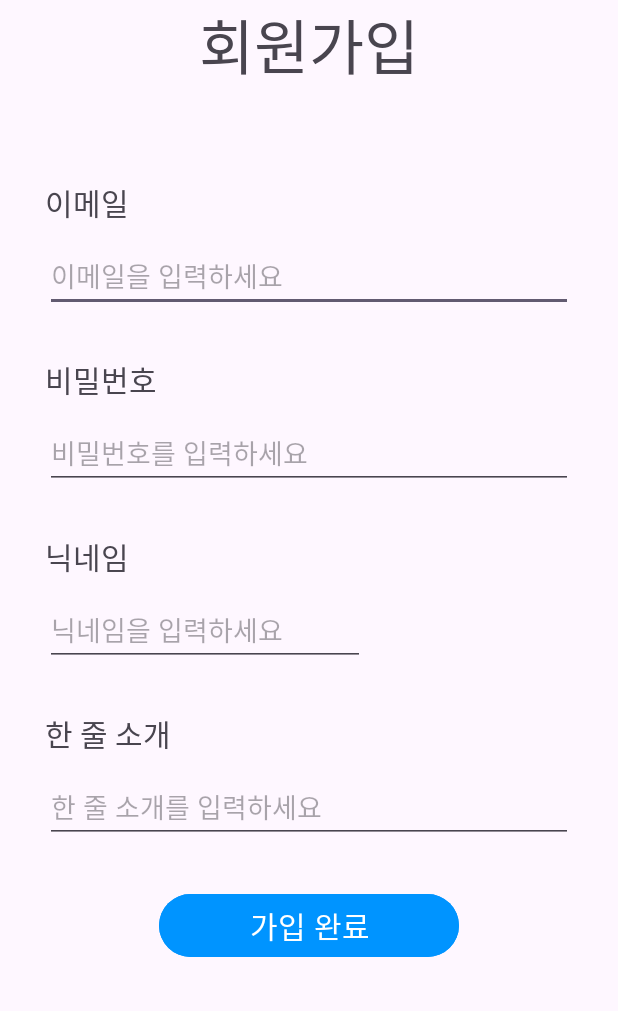
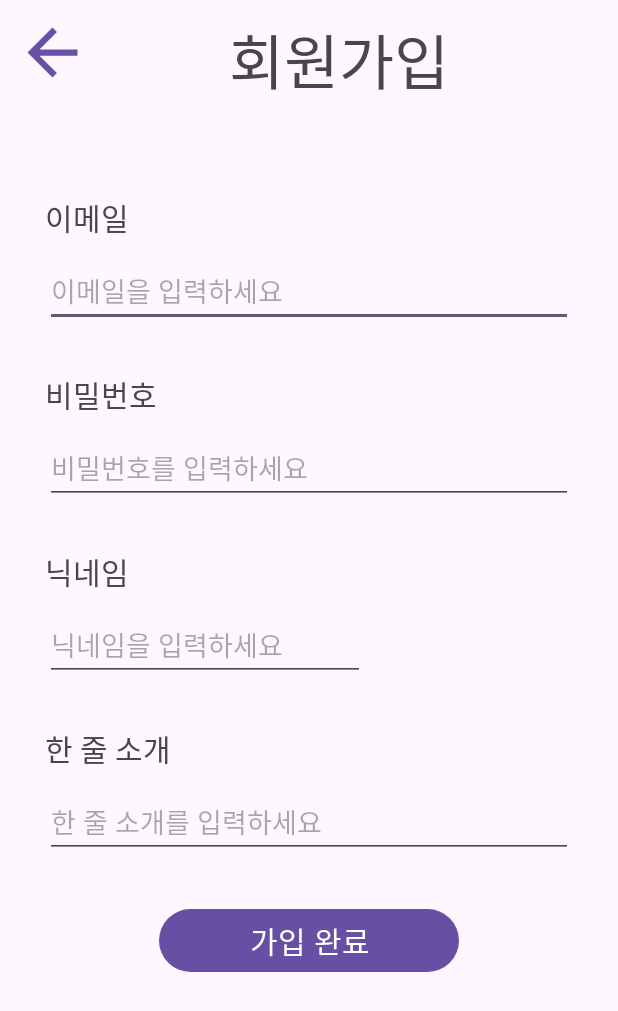
Before and after one commit to Cheonilyeong/Android-Programming-Final-Project, an Android app: the screen it shows after launch (RegisterActivity), after a tap on "회원가입", on a phone screen of 412 x 824 dp. Shown: the top 1011 px of the screen. Run offline under Robolectric (Android 15) with nearby library versions, the light colour scheme and no system bars; our stand-ins replace Firebase (no records; nobody signed in at launch, a user with empty details on screens opened directly).

Commit message:
Fix UI
- 프로필 수정 activity 버튼 style 이상

```diff
--- a/app/src/main/AndroidManifest.xml
+++ b/app/src/main/AndroidManifest.xml
@@ -33,7 +33,7 @@
 
         <!-- chattingRoomActivity -->
         <activity
-            android:name=".RoomActivity"
+            android:name=".ui.chatting.RoomActivity"
             android:exported="false" >
 
         </activity>
@@ -51,7 +51,7 @@
 
         <!-- postingActivity -->
         <activity
-            android:name=".PostingActivity"
+            android:name=".ui.home.PostingActivity"
             android:exported="false" >
         </activity>
 
--- a/app/src/main/java/hansung/ac/kr/androidprogrammingproject/ModificationActivity.java
+++ b/app/src/main/java/hansung/ac/kr/androidprogrammingproject/ModificationActivity.java
@@ -247,5 +247,4 @@ public class ModificationActivity extends Activity {
                 .load(imageUrl)
                 .into(iv_profile);
     }
-
 }
--- a/app/src/main/java/hansung/ac/kr/androidprogrammingproject/ui/chatting/ChattingFragment.java
+++ b/app/src/main/java/hansung/ac/kr/androidprogrammingproject/ui/chatting/ChattingFragment.java
@@ -21,7 +21,6 @@ import com.google.firebase.database.FirebaseDatabase;
 
 import java.util.ArrayList;
 
-import hansung.ac.kr.androidprogrammingproject.RoomActivity;
 import hansung.ac.kr.androidprogrammingproject.LoginActivity;
 import hansung.ac.kr.androidprogrammingproject.R;
 import hansung.ac.kr.androidprogrammingproject.databinding.FragmentChattingBinding;
--- a/app/src/main/java/hansung/ac/kr/androidprogrammingproject/Message.java
+++ b/app/src/main/java/hansung/ac/kr/androidprogrammingproject/ui/chatting/Message.java
@@ -1,4 +1,4 @@
-package hansung.ac.kr.androidprogrammingproject;
+package hansung.ac.kr.androidprogrammingproject.ui.chatting;
 
 public class Message {
     private String message;
--- a/app/src/main/java/hansung/ac/kr/androidprogrammingproject/MessageAdapter.java
+++ b/app/src/main/java/hansung/ac/kr/androidprogrammingproject/ui/chatting/MessageAdapter.java
@@ -1,4 +1,4 @@
-package hansung.ac.kr.androidprogrammingproject;
+package hansung.ac.kr.androidprogrammingproject.ui.chatting;
 
 import android.view.LayoutInflater;
 import android.view.View;
@@ -8,6 +8,9 @@ import android.widget.TextView;
 import androidx.recyclerview.widget.RecyclerView;
 
 import java.util.ArrayList;
+
+import hansung.ac.kr.androidprogrammingproject.LoginActivity;
+import hansung.ac.kr.androidprogrammingproject.R;
 
 public class MessageAdapter extends RecyclerView.Adapter<MessageAdapter.ViewHolder> {
     ArrayList<Message> dataList;    // message
--- a/app/src/main/res/drawable/baseline_add_24.xml
+++ b/app/src/main/res/drawable/baseline_add_24.xml
@@ -1,4 +1,4 @@
-<vector android:height="24dp" android:tint="#7FCDD2"
+<vector android:height="24dp" android:tint="#6750A5"
     android:viewportHeight="24" android:viewportWidth="24"
     android:width="24dp" xmlns:android="http://schemas.android.com/apk/res/android">
     <path android:fillColor="@android:color/white" android:pathData="M19,13h-6v6h-2v-6H5v-2h6V5h2v6h6v2z"/>
--- a/app/src/main/res/drawable/baseline_arrow_back_24.xml
+++ b/app/src/main/res/drawable/baseline_arrow_back_24.xml
@@ -1,5 +1,5 @@
 <vector android:autoMirrored="true" android:height="24dp"
-    android:tint="#7FCDD2" android:viewportHeight="24"
+    android:tint="#6750A5" android:viewportHeight="24"
     android:viewportWidth="24" android:width="24dp" xmlns:android="http://schemas.android.com/apk/res/android">
     <path android:fillColor="@android:color/white" android:pathData="M20,11H7.83l5.59,-5.59L12,4l-8,8 8,8 1.41,-1.41L7.83,13H20v-2z"/>
 </vector>
--- a/app/src/main/res/drawable/baseline_settings_24.xml
+++ b/app/src/main/res/drawable/baseline_settings_24.xml
@@ -1,4 +1,4 @@
-<vector android:height="24dp" android:tint="#000000"
+<vector android:height="24dp" android:tint="#6750A5"
     android:viewportHeight="24" android:viewportWidth="24"
     android:width="24dp" xmlns:android="http://schemas.android.com/apk/res/android">
     <path android:fillColor="@android:color/white" android:pathData="M19.14,12.94c0.04,-0.3 0.06,-0.61 0.06,-0.94c0,-0.32 -0.02,-0.64 -0.07,-0.94l2.03,-1.58c0.18,-0.14 0.23,-0.41 0.12,-0.61l-1.92,-3.32c-0.12,-0.22 -0.37,-0.29 -0.59,-0.22l-2.39,0.96c-0.5,-0.38 -1.03,-0.7 -1.62,-0.94L14.4,2.81c-0.04,-0.24 -0.24,-0.41 -0.48,-0.41h-3.84c-0.24,0 -0.43,0.17 -0.47,0.41L9.25,5.35C8.66,5.59 8.12,5.92 7.63,6.29L5.24,5.33c-0.22,-0.08 -0.47,0 -0.59,0.22L2.74,8.87C2.62,9.08 2.66,9.34 2.86,9.48l2.03,1.58C4.84,11.36 4.8,11.69 4.8,12s0.02,0.64 0.07,0.94l-2.03,1.58c-0.18,0.14 -0.23,0.41 -0.12,0.61l1.92,3.32c0.12,0.22 0.37,0.29 0.59,0.22l2.39,-0.96c0.5,0.38 1.03,0.7 1.62,0.94l0.36,2.54c0.05,0.24 0.24,0.41 0.48,0.41h3.84c0.24,0 0.44,-0.17 0.47,-0.41l0.36,-2.54c0.59,-0.24 1.13,-0.56 1.62,-0.94l2.39,0.96c0.22,0.08 0.47,0 0.59,-0.22l1.92,-3.32c0.12,-0.22 0.07,-0.47 -0.12,-0.61L19.14,12.94zM12,15.6c-1.98,0 -3.6,-1.62 -3.6,-3.6s1.62,-3.6 3.6,-3.6s3.6,1.62 3.6,3.6S13.98,15.6 12,15.6z"/>
--- a/app/src/main/res/layout/activity_modification.xml
+++ b/app/src/main/res/layout/activity_modification.xml
@@ -33,7 +33,6 @@
         android:layout_width="150dp"
         android:layout_height="wrap_content"
         android:layout_marginTop="120dp"
-        android:backgroundTint="#0094FF"
         android:text="기본이미지"
         app:layout_constraintEnd_toEndOf="parent"
         app:layout_constraintHorizontal_bias="0.739"
@@ -44,13 +43,11 @@
         android:layout_width="150dp"
         android:layout_height="wrap_content"
         android:layout_marginTop="190dp"
-        android:backgroundTint="#0094FF"
         android:text="이미지 가져오기"
         app:layout_constraintEnd_toEndOf="parent"
         app:layout_constraintHorizontal_bias="0.739"
         app:layout_constraintStart_toStartOf="parent"
         app:layout_constraintTop_toTopOf="parent" />
-
 
     <TextView
         android:layout_width="wrap_content"
@@ -90,17 +87,14 @@
         app:layout_constraintStart_toStartOf="parent"
         app:layout_constraintTop_toTopOf="parent" />
 
-
     <Button
         android:id="@+id/btn_save"
         android:layout_width="150dp"
         android:layout_height="wrap_content"
         android:layout_marginTop="520dp"
-        android:backgroundTint="#0094FF"
         android:text="저장하기"
         app:layout_constraintEnd_toEndOf="parent"
         app:layout_constraintStart_toStartOf="parent"
         app:layout_constraintTop_toTopOf="parent" />
 
-
 </androidx.constraintlayout.widget.ConstraintLayout>
--- a/app/src/main/res/layout/activity_resigter.xml
+++ b/app/src/main/res/layout/activity_resigter.xml
@@ -4,17 +4,36 @@
     xmlns:tools="http://schemas.android.com/tools"
     android:layout_width="match_parent"
     android:layout_height="match_parent"
-    android:layout_marginLeft="30dp"
-    android:layout_marginRight="30dp"
     android:orientation="vertical"
     tools:context=".RegisterActivity">
 
+    <LinearLayout
+        android:layout_width="match_parent"
+        android:layout_height="wrap_content"
+        android:layout_marginTop="10dp"
+        android:layout_marginLeft="10dp"
+        android:layout_marginRight="10dp"
+        android:orientation="horizontal" >
+        <ImageView
+            android:id="@+id/iv_back"
+            android:layout_width="50dp"
+            android:layout_height="50dp"
+            android:src="@drawable/baseline_arrow_back_24"/>
         <TextView
             android:layout_width="match_parent"
             android:layout_height="wrap_content"
+            android:layout_marginRight="10dp"
             android:text="회원가입"
             android:textAlignment="center"
             android:textSize="40dp" />
+    </LinearLayout>
+
+    <LinearLayout
+        android:layout_width="match_parent"
+        android:layout_height="wrap_content"
+        android:layout_marginLeft="30dp"
+        android:layout_marginRight="30dp"
+        android:orientation="vertical">
 
         <TextView
             android:layout_width="match_parent"
@@ -82,8 +101,8 @@
             android:layout_height="wrap_content"
             android:layout_gravity="center"
             android:layout_marginTop="30dp"
-        android:backgroundTint="#0094FF"
             android:text="가입 완료"
             android:textSize="20dp" />
+    </LinearLayout>
 
 </LinearLayout>
--- a/app/src/main/res/layout/activity_room.xml
+++ b/app/src/main/res/layout/activity_room.xml
@@ -6,11 +6,11 @@
     android:layout_height="match_parent">
 
     <ImageView
-        android:id="@+id/iv_profile"
+        android:id="@+id/iv_back"
         android:layout_width="60dp"
         android:layout_height="60dp"
         android:scaleType="fitXY"
-        android:src="@drawable/baseline_person_24"
+        android:src="@drawable/baseline_arrow_back_24"
         app:layout_constraintStart_toStartOf="parent"
         app:layout_constraintTop_toTopOf="parent" />
 
@@ -22,7 +22,7 @@
         android:text="nickname"
         android:textAlignment="center"
         app:layout_constraintEnd_toEndOf="parent"
-        app:layout_constraintStart_toEndOf="@+id/iv_profile"
+        app:layout_constraintStart_toEndOf="@+id/iv_back"
         app:layout_constraintTop_toTopOf="parent" />
 
     <androidx.recyclerview.widget.RecyclerView
--- a/app/src/main/res/layout/fragment_profile.xml
+++ b/app/src/main/res/layout/fragment_profile.xml
@@ -47,7 +47,6 @@
         android:layout_width="200dp"
         android:layout_height="50dp"
         android:layout_marginTop="320dp"
-        android:backgroundTint="#0094FF"
         android:text="프로필 수정"
         app:layout_constraintEnd_toEndOf="parent"
         app:layout_constraintStart_toStartOf="parent"
@@ -58,7 +57,6 @@
         android:layout_width="200dp"
         android:layout_height="50dp"
         android:layout_marginTop="400dp"
-        android:backgroundTint="#0094FF"
         android:text="내 게시물"
         app:layout_constraintEnd_toEndOf="parent"
         app:layout_constraintStart_toStartOf="parent"
@@ -69,7 +67,6 @@
         android:layout_width="200dp"
         android:layout_height="50dp"
         android:layout_marginTop="480dp"
-        android:backgroundTint="#0094FF"
         android:text="로그아웃"
         app:layout_constraintEnd_toEndOf="parent"
         app:layout_constraintHorizontal_bias="0.495"
```
Also changed, not shown: app/src/main/java/hansung/ac/kr/androidprogrammingproject/ui/chatting/RoomActivity.java (renamed from app/src/main/java/hansung/ac/kr/androidprogrammingproject/RoomActivity.java, +18 -34 lines), app/src/main/java/hansung/ac/kr/androidprogrammingproject/ui/home/HomeFragment.java (+13 -4 lines), app/src/main/java/hansung/ac/kr/androidprogrammingproject/ui/home/Post.java (added, +42 -0 lines), app/src/main/java/hansung/ac/kr/androidprogrammingproject/ui/home/PostingActivity.java (renamed from app/src/main/java/hansung/ac/kr/androidprogrammingproject/PostingActivity.java, +34 -2 lines), app/src/main/res/layout/activity_login.xml (+6 -7 lines), app/src/main/res/layout/activity_posting.xml (+16 -3 lines). Lines whose indentation alone changed are shown as unchanged.
